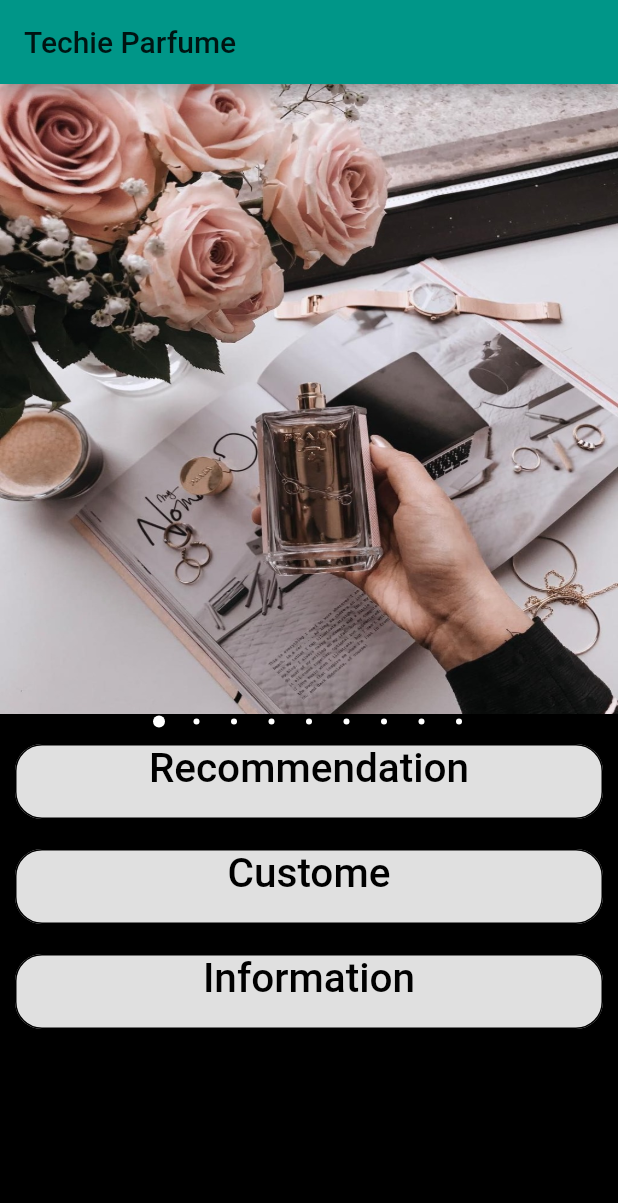
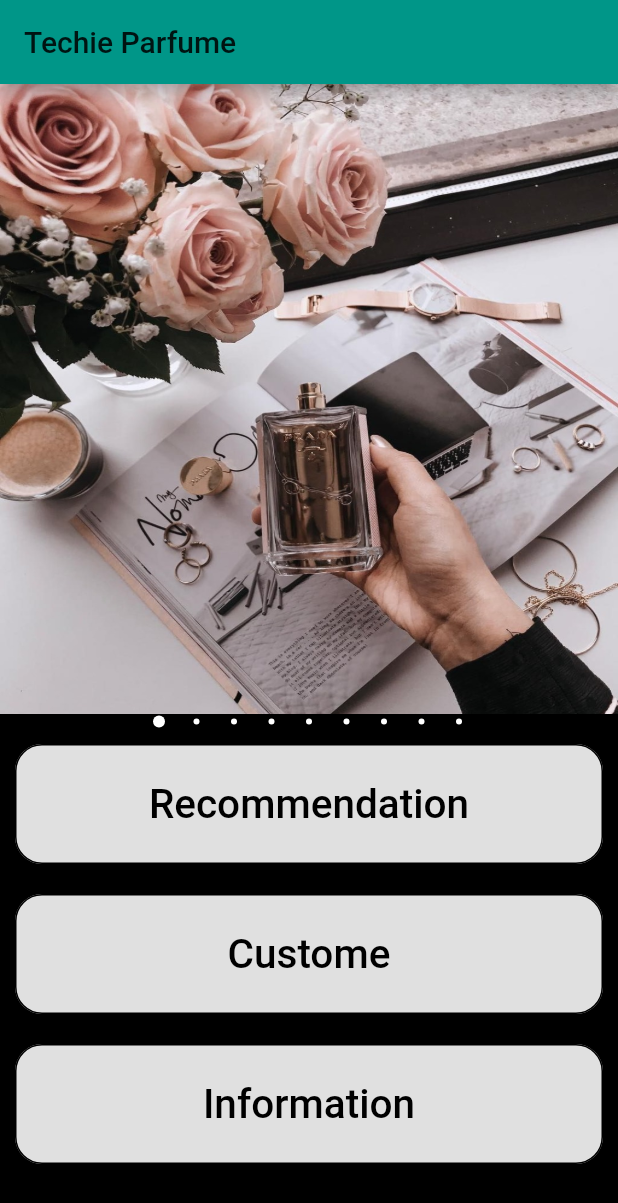
Before and after one commit to room2468/12-final-project-techie-team, a Flutter app: the screen it shows after launch, on a phone screen of 412 x 824 dp. Shown: the top 1203 px of the screen. Run offline on Flutter 3.47's test engine with Material 2 defaults, Android fonts, the phone set to English and light mode, and no system bars; drawn by our look-alikes of carousel_pro; our stand-ins replace sqflite; accounts and stored records are empty.

Commit message:
Mengubah size button

```diff
--- a/lib/pages/home.dart
+++ b/lib/pages/home.dart
@@ -35,6 +35,7 @@ class Home extends StatelessWidget {
     );
     return Scaffold(
       backgroundColor: Colors.black,
+      // drawer: Navigation(),
       appBar: AppBar(
         title: Text('Techie Parfume'),
         backgroundColor: Colors.teal,
@@ -46,14 +47,15 @@ class Home extends StatelessWidget {
             image_slider_carousel,
             //button recommendation
             Container(
-              height: 50,
-              width: 250,
+              height: 80,
+              width: 450,
               margin: EdgeInsets.all(10),
               child: RaisedButton(
                 shape: RoundedRectangleBorder(
                     borderRadius: BorderRadius.circular(18.0),
                     side: BorderSide(color: Color.fromRGBO(0, 0, 0, 1))),
                 child: Column(
+                  mainAxisAlignment: MainAxisAlignment.center,
                   children: [
                     Text("Recommendation",
                         style: TextStyle(
@@ -70,14 +72,15 @@ class Home extends StatelessWidget {
             ),
             //button custome
             Container(
-              height: 50,
-              width: 250,
+              height: 80,
+              width: 450,
               margin: EdgeInsets.all(10),
               child: RaisedButton(
                 shape: RoundedRectangleBorder(
                     borderRadius: BorderRadius.circular(18.0),
                     side: BorderSide(color: Color.fromRGBO(0, 0, 0, 1))),
                 child: Column(
+                  mainAxisAlignment: MainAxisAlignment.center,
                   children: [
                     Text("Custome",
                         style: TextStyle(
@@ -94,14 +97,15 @@ class Home extends StatelessWidget {
             ),
             //button informasi
             Container(
-              height: 50,
-              width: 250,
+              height: 80,
+              width: 450,
               margin: EdgeInsets.all(10),
               child: RaisedButton(
                 shape: RoundedRectangleBorder(
                     borderRadius: BorderRadius.circular(18.0),
                     side: BorderSide(color: Color.fromRGBO(0, 0, 0, 1))),
                 child: Column(
+                  mainAxisAlignment: MainAxisAlignment.center,
                   children: [
                     Text("Information",
                         style: TextStyle(
```
